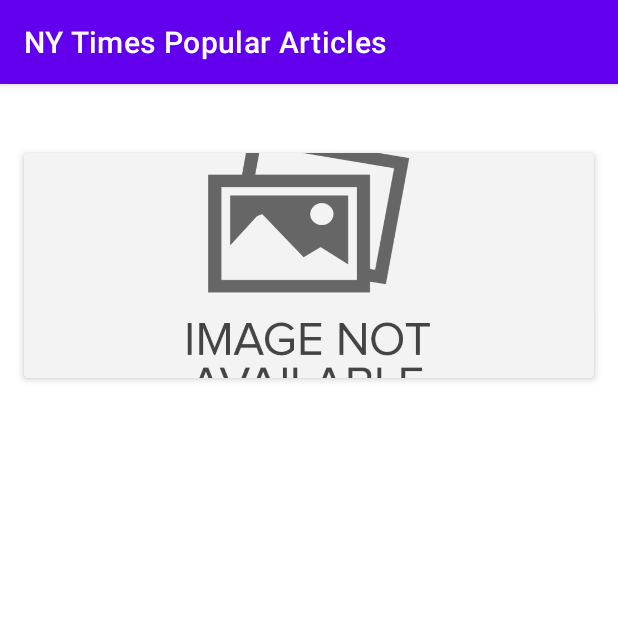
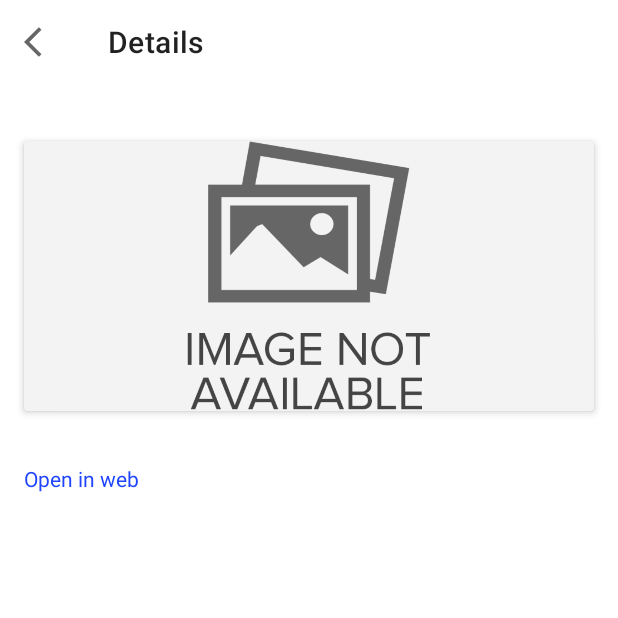
Before and after one commit to pankajjangid/NY_Times_Articles, an Android app: the DetailsActivity screen opened directly, with no data from a screen before it, on a phone screen of 412 x 824 dp, the top half of it. Run offline under Robolectric (Android 15) with nearby library versions, the phone set to English and light mode, and no system bars; our stand-ins replace data binding; libraries missing offline, so code that uses them is left out: org.kodein.di.

Commit message:
Final Commit

```diff
--- a/app/src/main/java/com/pankajjangid/nytimespopulararticles/modules/details/DetailsActivity.kt
+++ b/app/src/main/java/com/pankajjangid/nytimespopulararticles/modules/details/DetailsActivity.kt
@@ -1,17 +1,88 @@
 package com.pankajjangid.nytimespopulararticles.modules.details
 
+import android.content.Intent
+import android.net.Uri
 import android.os.Bundle
+import android.view.MenuItem
 import androidx.appcompat.widget.Toolbar
+import com.google.gson.Gson
 import com.pankajjangid.nytimespopulararticles.R
 import com.pankajjangid.nytimespopulararticles.base.BaseActivity
 import com.pankajjangid.nytimespopulararticles.databinding.ActivityDetailsBinding
+import com.pankajjangid.nytimespopulararticles.networking.response.PopularArticleResponse
+import com.pankajjangid.nytimespopulararticles.utils.view_binding.BindingAdapter
+import kotlinx.android.synthetic.main.layout_toolbar.*
 
 
 class DetailsActivity : BaseActivity<ActivityDetailsBinding>() {
+
+
+    companion object{
+        const val KEY_DETAILS = "DETAILS"
+    }
+
     override fun onCreate(savedInstanceState: Bundle?) {
         super.onCreate(savedInstanceState)
-        setContentView(R.layout.activity_details)
+        setContentView(this,R.layout.activity_details)
+
+        //Show the toolbar back button
+        showToolbar.value = true
+
+        //Set toolbar title
+        toolbar.title =getString(R.string.details)
+
+        if (intent.getStringExtra(KEY_DETAILS)!=null){
+
+            val stringExtra = intent.getStringExtra(KEY_DETAILS)
+            val dataObj: PopularArticleResponse.Result = Gson().fromJson(
+                stringExtra,
+                PopularArticleResponse.Result::class.java
+            )
+
+            setDetails(dataObj)
+
+
+        }
+
+
     }
 
-    override fun getToolbarInstance(): Toolbar? = null
+    private fun setDetails(dataObj: PopularArticleResponse.Result) {
+
+        BindingAdapter.checkNull(binding.tvTitle,dataObj.title)
+        BindingAdapter.checkNull(binding.tvDesc,dataObj.abstract)
+        BindingAdapter.checkNull(binding.tvBy,dataObj.byline)
+        BindingAdapter.checkNull(binding.tvDate,dataObj.publishedDate)
+
+        if (!dataObj.media.isNullOrEmpty()){
+            BindingAdapter.loadCardImage(binding.imgPoster, dataObj.media[0]?.mediaMetadata?.get(2)?.url)
+
+        }else{
+            binding.imgPoster.setImageResource(R.drawable.no_image)
+        }
+
+        binding.tvUrl.setOnClickListener {
+            val intent = Intent(Intent.ACTION_VIEW, Uri.parse(dataObj.url))
+            // Note the Chooser below. If no applications match,
+            // Android displays a system message.So here there is no need for try-catch.
+            // Note the Chooser below. If no applications match,
+            // Android displays a system message.So here there is no need for try-catch.
+            startActivity(Intent.createChooser(intent, "Browse with"))
+        }
+
+
+    }
+    override fun onOptionsItemSelected(item: MenuItem): Boolean {
+
+        when (item.itemId) {
+
+            android.R.id.home -> {
+                onBackPressed()
+            }
+
+
+        }
+        return super.onOptionsItemSelected(item)
+    }
+    override fun getToolbarInstance(): Toolbar? = toolbar
 }
--- a/app/src/main/java/com/pankajjangid/nytimespopulararticles/modules/home/HomeListener.kt
+++ b/app/src/main/java/com/pankajjangid/nytimespopulararticles/modules/home/HomeListener.kt
@@ -6,5 +6,4 @@ interface HomeListener {
     fun onLoading()
     fun onSuccess(responseData: Any?)
     fun onFailure(message: String)
-    fun onFailure()
 }
--- a/app/src/main/res/layout/activity_details.xml
+++ b/app/src/main/res/layout/activity_details.xml
@@ -12,6 +12,18 @@
         android:layout_height="match_parent"
         tools:context=".modules.details.DetailsActivity">
 
+        <androidx.appcompat.widget.Toolbar
+            android:id="@+id/toolbar"
+            android:layout_width="0dp"
+            android:layout_height="wrap_content"
+            app:layout_constraintBottom_toTopOf="@+id/tv_title"
+            app:layout_constraintEnd_toEndOf="parent"
+            app:layout_constraintStart_toStartOf="parent"
+            app:layout_constraintTop_toTopOf="parent" />
+
+
+
+
         <androidx.cardview.widget.CardView
             android:id="@+id/cardView"
             android:layout_width="0dp"
@@ -23,33 +35,34 @@
             app:cardElevation="3dp"
             app:layout_constraintEnd_toEndOf="parent"
             app:layout_constraintStart_toStartOf="parent"
-            app:layout_constraintTop_toBottomOf="@+id/textView">
+            app:layout_constraintTop_toBottomOf="@+id/tv_title">
 
             <ImageView
+                android:id="@+id/img_poster"
                 android:layout_width="match_parent"
-                android:layout_height="150dp"
+                android:layout_height="180dp"
                 android:scaleType="centerCrop"
                 android:src="@drawable/no_image" />
         </androidx.cardview.widget.CardView>
 
         <TextView
-            android:id="@+id/textView"
+            android:id="@+id/tv_title"
             style="@style/TextAppearance.AppCompat.Body1"
             android:layout_width="0dp"
             android:layout_height="wrap_content"
             android:layout_marginStart="16dp"
-            android:layout_marginTop="16dp"
+            android:layout_marginTop="8dp"
             android:layout_marginEnd="16dp"
             android:layout_marginBottom="8dp"
             android:textSize="16sp"
             app:layout_constraintBottom_toTopOf="@+id/cardView"
             app:layout_constraintEnd_toEndOf="parent"
             app:layout_constraintStart_toStartOf="parent"
-            app:layout_constraintTop_toTopOf="parent"
+            app:layout_constraintTop_toBottomOf="@+id/toolbar"
             tools:text="Possible Failure Point Emerges in Miami-Area Building Collapse" />
 
         <TextView
-            android:id="@+id/textView2"
+            android:id="@+id/tv_desc"
             android:layout_width="0dp"
             android:layout_height="wrap_content"
             android:layout_marginTop="8dp"
@@ -60,19 +73,19 @@
             tools:text="Some engineers looking at the failure of a 13-story condo tower in Florida said the collapse appeared to have begun somewhere near the bottom of the building." />
 
         <TextView
-            android:id="@+id/textView3"
+            android:id="@+id/tv_url"
             style="@style/TextAppearance.AppCompat.Body1"
 android:textColor="#1f44ff"
             android:layout_width="wrap_content"
             android:layout_height="wrap_content"
             android:layout_marginTop="8dp"
-            tools:text="Open in web"
+            android:text="Open in web"
             app:layout_constraintEnd_toEndOf="parent"
             app:layout_constraintHorizontal_bias="0.0"
-            app:layout_constraintStart_toStartOf="@+id/textView2"
-            app:layout_constraintTop_toBottomOf="@+id/textView2" />
+            app:layout_constraintStart_toStartOf="@+id/tv_desc"
+            app:layout_constraintTop_toBottomOf="@+id/tv_desc" />
         <TextView
-            android:id="@+id/textView4"
+            android:id="@+id/tv_by"
             style="@style/TextAppearance.AppCompat.Caption"
             android:textColor="@android:color/holo_blue_light"
 
@@ -82,10 +95,10 @@ android:textColor="#1f44ff"
             tools:text="By James Glanz, Anjali Singhvi and Mike Baker"
             app:layout_constraintEnd_toEndOf="parent"
             app:layout_constraintHorizontal_bias="0.0"
-            app:layout_constraintStart_toStartOf="@+id/textView3"
-            app:layout_constraintTop_toBottomOf="@+id/textView3" />
+            app:layout_constraintStart_toStartOf="@+id/tv_url"
+            app:layout_constraintTop_toBottomOf="@+id/tv_url" />
         <TextView
-            android:id="@+id/textView5"
+            android:id="@+id/tv_date"
             style="@style/TextAppearance.AppCompat.Caption"
 
             android:layout_width="wrap_content"
@@ -94,7 +107,7 @@ android:textColor="#1f44ff"
             tools:text="2021-06-27"
             app:layout_constraintEnd_toEndOf="parent"
             app:layout_constraintHorizontal_bias="0.0"
-            app:layout_constraintStart_toStartOf="@+id/textView4"
-            app:layout_constraintTop_toBottomOf="@+id/textView4" />
+            app:layout_constraintStart_toStartOf="@+id/tv_by"
+            app:layout_constraintTop_toBottomOf="@+id/tv_by" />
     </androidx.constraintlayout.widget.ConstraintLayout>
 </layout>
--- a/app/src/main/res/layout/row_item_home.xml
+++ b/app/src/main/res/layout/row_item_home.xml
@@ -12,6 +12,7 @@
 
 
 <androidx.cardview.widget.CardView
+    android:id="@+id/cv_main"
     android:layout_width="match_parent"
     android:layout_margin="5dp"
     app:cardCornerRadius="3dp"
@@ -89,12 +90,15 @@
             android:layout_marginTop="4dp"
             android:layout_marginEnd="8dp"
             android:layout_marginBottom="8dp"
+            android:gravity="center"
+            android:drawablePadding="5dp"
             android:text="TextView"
             app:layout_constraintBottom_toBottomOf="parent"
             app:layout_constraintEnd_toEndOf="parent"
             app:layout_constraintHorizontal_bias="1.0"
             app:layout_constraintStart_toStartOf="@+id/tv_author"
-            app:layout_constraintTop_toBottomOf="@+id/tv_author" />
+            app:layout_constraintTop_toBottomOf="@+id/tv_author"
+            app:drawableStartCompat="@drawable/ic_cal" />
 
         <TextView
             android:id="@+id/tv_author"
--- a/app/src/main/res/values-night/themes.xml
+++ b/app/src/main/res/values-night/themes.xml
@@ -1,6 +1,6 @@
 <resources xmlns:tools="http://schemas.android.com/tools">
     <!-- Base application theme. -->
-    <style name="Theme.NYTimesPopularArticles" parent="Theme.MaterialComponents.DayNight.DarkActionBar">
+    <style name="Theme.NYTimesPopularArticles" parent="Theme.MaterialComponents.DayNight.NoActionBar">
         <!-- Primary brand color. -->
         <item name="colorPrimary">@color/purple_200</item>
         <item name="colorPrimaryVariant">@color/purple_700</item>
--- a/app/src/main/res/values/strings.xml
+++ b/app/src/main/res/values/strings.xml
@@ -8,5 +8,7 @@
     <string name="msg_api_error">An error has occurred, please try again.</string>
     <string name="no_internet_connection">You do not have an active Internet connection!</string>
     <string name="na">N/A</string>
+    <string name="popular_articles">Popular Articles</string>
+    <string name="details">Details</string>
 
 </resources>
```
Also changed, not shown: app/src/main/java/com/pankajjangid/nytimespopulararticles/modules/home/HomeActivity.kt (+39 -4 lines), app/src/main/java/com/pankajjangid/nytimespopulararticles/modules/home/HomeAdapter.kt (+8 -3 lines), app/src/main/res/drawable/ic_cal.xml (added, +10 -0 lines), app/src/main/res/layout/activity_home.xml (+20 -7 lines), app/src/main/res/layout/layout_toolbar.xml (added, +11 -0 lines), app/src/main/res/values/themes.xml (+14 -1 lines).
